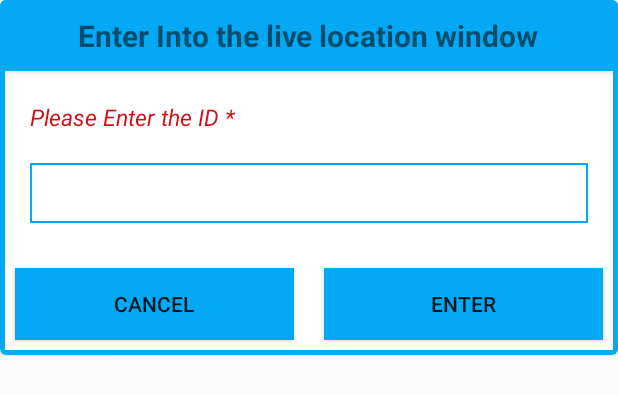
After one commit to Medhavi-16/security_app, an Android app: the layout new_user_track_request_popup.xml on its own in the app's theme, with its tools: preview values and no code run, on a phone screen of 412 x 824 dp. The commit adds this screen. Shown: the top 395 px of the screen. Run offline under Robolectric (Android 15) with nearby library versions, the phone set to English and light mode, and no system bars.

Commit message:
new person update

```diff
--- a/app/src/main/java/com/example/womensecurityapp/MapActivity.java
+++ b/app/src/main/java/com/example/womensecurityapp/MapActivity.java
@@ -97,8 +97,6 @@ public class MapActivity extends AppCompatActivity implements OnMapReadyCallback
                 location=dataSnapshot.getValue(location_model.class);
 
                 set_maker(location);
-
-                Log.e("vyvb",location.getLatitude()+location.getLongitude());
             }
 
             @Override
--- /dev/null
+++ b/app/src/main/res/drawable-v24/rectangle.xml
@@ -0,0 +1,6 @@
+<?xml version="1.0" encoding="utf-8"?>
+<shape xmlns:android="http://schemas.android.com/apk/res/android">
+    <stroke
+        android:width="1dp"
+        android:color="@color/colorPrimary" />
+</shape>
--- /dev/null
+++ b/app/src/main/res/layout/new_user_track_request_popup.xml
@@ -0,0 +1,90 @@
+<?xml version="1.0" encoding="utf-8"?>
+<com.google.android.material.card.MaterialCardView xmlns:android="http://schemas.android.com/apk/res/android"
+    android:layout_width="match_parent"
+    android:layout_height="wrap_content"
+    xmlns:app="http://schemas.android.com/apk/res-auto"
+    android:orientation="vertical"
+    app:strokeWidth="3dp"
+    app:strokeColor="@color/colorPrimary">
+
+    <LinearLayout
+        android:layout_width="match_parent"
+        android:layout_height="wrap_content"
+        android:orientation="vertical">
+
+    <com.google.android.material.appbar.AppBarLayout
+        android:layout_width="match_parent"
+        android:layout_height="wrap_content"
+        android:background="@color/colorPrimary">
+
+        <TextView
+            android:layout_width="wrap_content"
+            android:layout_height="wrap_content"
+            android:text="Enter Into the live location window"
+            android:fontFamily="@string/alert"
+            android:textStyle="bold"
+            android:layout_gravity="center"
+            android:layout_margin="10dp"
+            android:textSize="20dp">
+
+
+        </TextView>
+
+    </com.google.android.material.appbar.AppBarLayout>
+
+    <TextView
+        android:layout_width="match_parent"
+        android:layout_height="wrap_content"
+        android:text="Please Enter the ID *"
+        android:layout_marginTop="20dp"
+        android:layout_marginLeft="20dp"
+        android:textSize="15dp"
+        android:textStyle="italic"
+        android:textColor="@color/Alert_red"
+        >
+    </TextView>
+
+    <EditText
+        android:layout_width="match_parent"
+        android:padding="5dp"
+        android:layout_height="40dp"
+        android:layout_margin="20dp"
+        android:inputType="number"
+        android:id="@+id/new_entry_text"
+        android:maxLines="10"
+        android:background="@drawable/rectangle">
+
+    </EditText>
+
+    <LinearLayout
+        android:layout_width="match_parent"
+        android:layout_height="wrap_content"
+        android:orientation="horizontal">
+
+        <Button
+            android:layout_width="match_parent"
+            android:layout_margin="10dp"
+            android:id="@+id/new_entry_cancel"
+            android:layout_height="wrap_content"
+            android:layout_weight="1"
+            android:text="cancel"
+            android:background="@color/colorPrimary"
+            app:cornerRadius="30dp" />
+
+
+        <Button
+            android:layout_width="match_parent"
+            android:layout_margin="10dp"
+            android:layout_height="wrap_content"
+            android:id="@+id/new_entry_ok"
+            android:layout_weight="1"
+            android:text="enter"
+            app:rippleColor="@color/colorAccent"
+            android:background="@color/colorPrimary"
+            app:cornerRadius="30dp" />
+
+    </LinearLayout>
+
+    </LinearLayout>
+
+</com.google.android.material.card.MaterialCardView>
--- a/app/src/main/res/values/colors.xml
+++ b/app/src/main/res/values/colors.xml
@@ -4,4 +4,5 @@
     <color name="colorPrimaryDark">#2196F3</color>
     <color name="colorAccent">#D81B60</color>
     <color name="colorBackground">#e6eaf0</color>
+    <color name="Alert_red">#CF0F15</color>
 </resources>
```
Also changed, not shown: app/src/main/java/com/example/womensecurityapp/MainActivity.java (+89 -1 lines), app/src/main/res/layout/activity_main.xml (+9 -0 lines).
